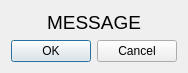
First picture: the form in Cafe5/c5message.ui, repository End1-1/Cafe5, before the edit.
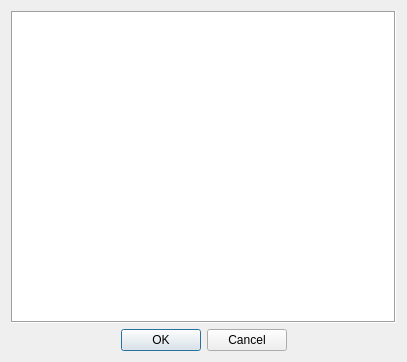
Second picture: the form after the edit.

What changed in the file:
```diff
--- a/Cafe5/c5message.ui
+++ b/Cafe5/c5message.ui
@@ -6,8 +6,8 @@
    <rect>
     <x>0</x>
     <y>0</y>
-    <width>186</width>
-    <height>70</height>
+    <width>407</width>
+    <height>362</height>
    </rect>
   </property>
   <property name="maximumSize">
@@ -20,42 +20,6 @@
    <string/>
   </property>
   <layout class="QGridLayout" name="gridLayout">
-   <item row="0" column="0">
-    <widget class="QLabel" name="lbMessage">
-     <property name="sizePolicy">
-      <sizepolicy hsizetype="Preferred" vsizetype="Preferred">
-       <horstretch>0</horstretch>
-       <verstretch>0</verstretch>
-      </sizepolicy>
-     </property>
-     <property name="maximumSize">
-      <size>
-       <width>16777215</width>
-       <height>16777215</height>
-      </size>
-     </property>
-     <property name="font">
-      <font>
-       <pointsize>14</pointsize>
-      </font>
-     </property>
-     <property name="text">
-      <string>MESSAGE</string>
-     </property>
-     <property name="textFormat">
-      <enum>Qt::RichText</enum>
-     </property>
-     <property name="scaledContents">
-      <bool>false</bool>
-     </property>
-     <property name="alignment">
-      <set>Qt::AlignCenter</set>
-     </property>
-     <property name="wordWrap">
-      <bool>false</bool>
-     </property>
-    </widget>
-   </item>
    <item row="1" column="0">
     <widget class="QWidget" name="widget" native="true">
      <property name="maximumSize">
@@ -120,6 +84,28 @@
      </layout>
     </widget>
    </item>
+   <item row="0" column="0">
+    <widget class="QTextEdit" name="te">
+     <property name="maximumSize">
+      <size>
+       <width>1000</width>
+       <height>1000</height>
+      </size>
+     </property>
+     <property name="styleSheet">
+      <string notr="true"/>
+     </property>
+     <property name="frameShape">
+      <enum>QFrame::Box</enum>
+     </property>
+     <property name="frameShadow">
+      <enum>QFrame::Sunken</enum>
+     </property>
+     <property name="readOnly">
+      <bool>true</bool>
+     </property>
+    </widget>
+   </item>
   </layout>
  </widget>
  <resources/>
```
